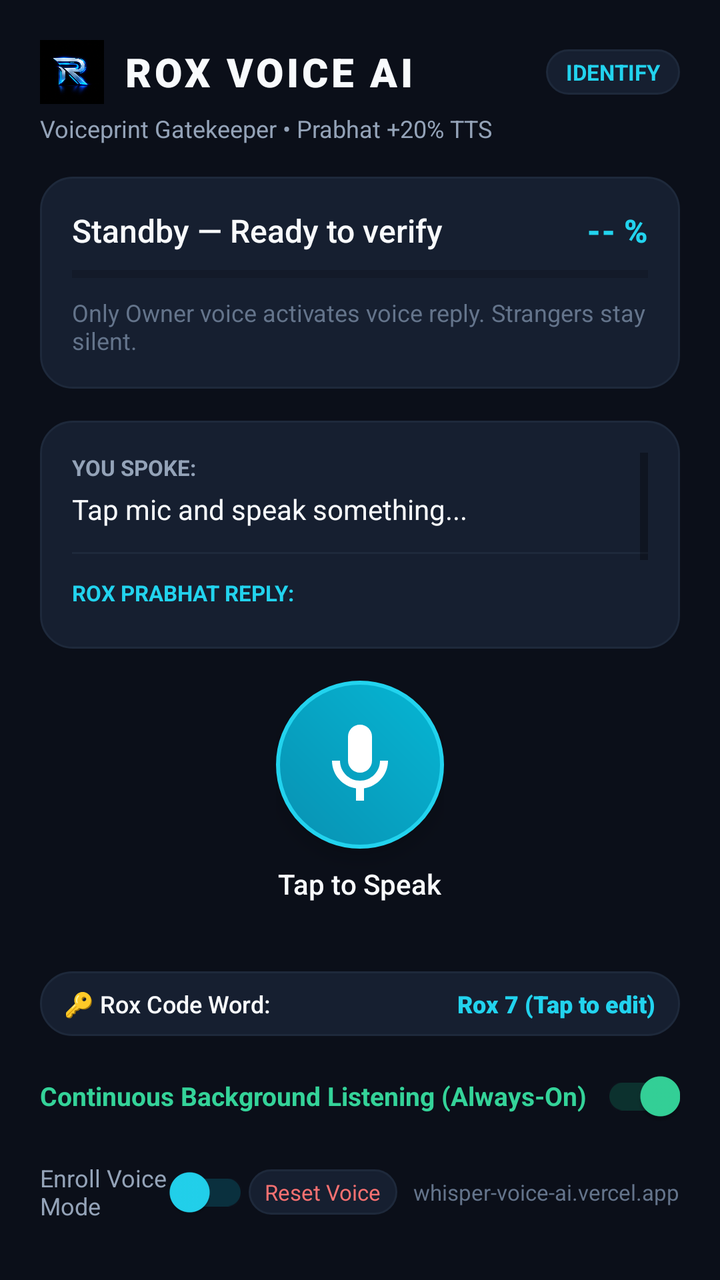
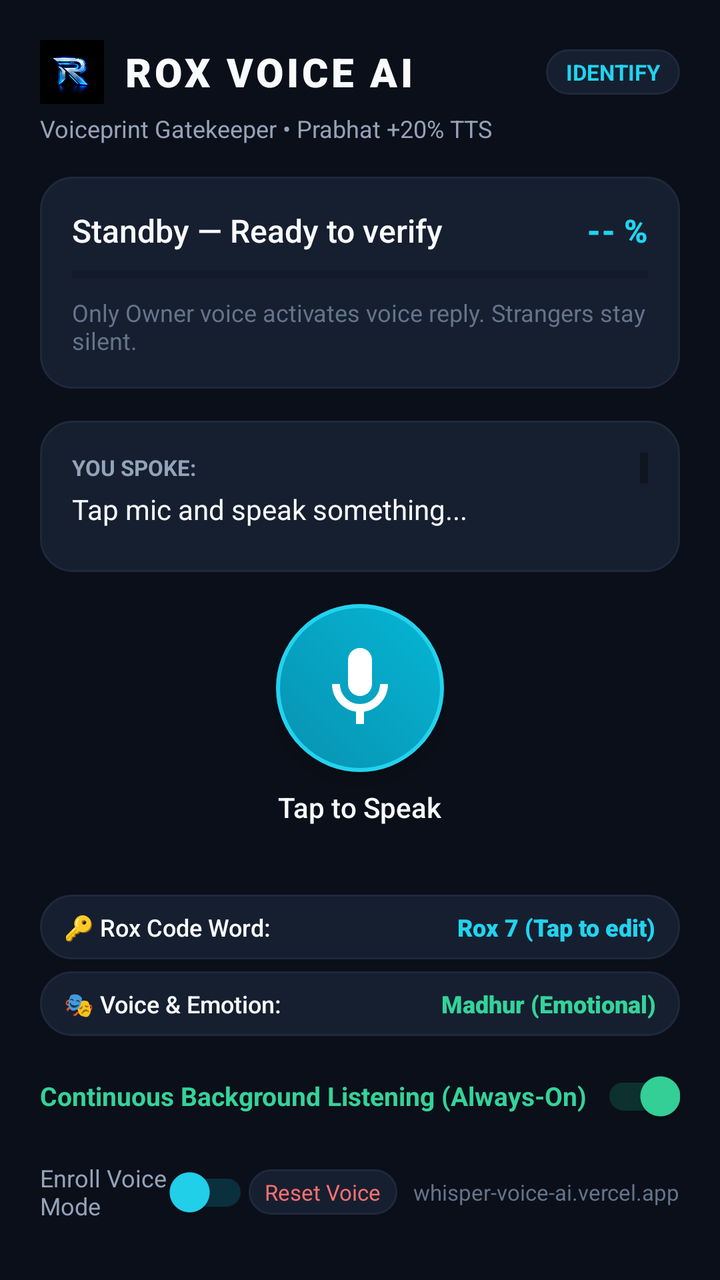

Screens rendered from an Android XML layout before and after an edit, with the pre-edit source and the edit as a unified diff.
<!-- AndroidManifest.xml: application theme Theme.Jarvis -->
<!-- res/layout/activity_main.xml -->
<?xml version="1.0" encoding="utf-8"?>
<androidx.constraintlayout.widget.ConstraintLayout xmlns:android="http://schemas.android.com/apk/res/android"
    xmlns:app="http://schemas.android.com/apk/res-auto"
    xmlns:tools="http://schemas.android.com/tools"
    android:id="@+id/rootLayout"
    android:layout_width="match_parent"
    android:layout_height="match_parent"
    android:background="@color/bg_dark"
    android:padding="20dp">

    
    <LinearLayout
        android:id="@+id/headerLayout"
        android:layout_width="0dp"
        android:layout_height="wrap_content"
        android:orientation="vertical"
        app:layout_constraintEnd_toEndOf="parent"
        app:layout_constraintStart_toStartOf="parent"
        app:layout_constraintTop_toTopOf="parent">

        <LinearLayout
            android:layout_width="match_parent"
            android:layout_height="wrap_content"
            android:gravity="center_vertical"
            android:orientation="horizontal">

            <ImageView
                android:layout_width="32dp"
                android:layout_height="32dp"
                android:src="@drawable/app_logo" />

            <TextView
                android:id="@+id/tvTitle"
                android:layout_width="0dp"
                android:layout_height="wrap_content"
                android:layout_marginStart="10dp"
                android:layout_weight="1"
                android:fontFamily="sans-serif-black"
                android:letterSpacing="0.08"
                android:text="ROX VOICE AI"
                android:textColor="@color/text_primary"
                android:textSize="20sp" />

            <TextView
                android:id="@+id/tvModeBadge"
                android:layout_width="wrap_content"
                android:layout_height="wrap_content"
                android:background="@drawable/bg_card"
                android:paddingHorizontal="10dp"
                android:paddingVertical="4dp"
                android:text="IDENTIFY"
                android:textColor="@color/cyan_400"
                android:textSize="11sp"
                android:textStyle="bold" />
        </LinearLayout>

        <TextView
            android:id="@+id/tvSubtitle"
            android:layout_width="wrap_content"
            android:layout_height="wrap_content"
            android:layout_marginTop="4dp"
            android:text="Voiceprint Gatekeeper • Prabhat +20% TTS"
            android:textColor="@color/text_secondary"
            android:textSize="12sp" />
    </LinearLayout>

    
    <LinearLayout
        android:id="@+id/cardBiometric"
        android:layout_width="0dp"
        android:layout_height="wrap_content"
        android:layout_marginTop="16dp"
        android:background="@drawable/bg_card"
        android:orientation="vertical"
        android:padding="16dp"
        app:layout_constraintEnd_toEndOf="parent"
        app:layout_constraintStart_toStartOf="parent"
        app:layout_constraintTop_toBottomOf="@id/headerLayout">

        <LinearLayout
            android:layout_width="match_parent"
            android:layout_height="wrap_content"
            android:gravity="center_vertical"
            android:orientation="horizontal">

            <TextView
                android:id="@+id/tvSpeakerStatus"
                android:layout_width="0dp"
                android:layout_height="wrap_content"
                android:layout_weight="1"
                android:fontFamily="sans-serif-medium"
                android:text="Standby — Ready to verify"
                android:textColor="@color/text_primary"
                android:textSize="16sp" />

            <TextView
                android:id="@+id/tvMatchPercent"
                android:layout_width="wrap_content"
                android:layout_height="wrap_content"
                android:fontFamily="sans-serif-black"
                android:text="-- %"
                android:textColor="@color/cyan_400"
                android:textSize="16sp" />
        </LinearLayout>

        
        <ProgressBar
            android:id="@+id/pbMatch"
            style="?android:attr/progressBarStyleHorizontal"
            android:layout_width="match_parent"
            android:layout_height="6dp"
            android:layout_marginTop="8dp"
            android:max="100"
            android:progress="0"
            android:progressTint="@color/cyan_400" />

        <TextView
            android:id="@+id/tvBiometricDetail"
            android:layout_width="match_parent"
            android:layout_height="wrap_content"
            android:layout_marginTop="8dp"
            android:text="Only Owner voice activates voice reply. Strangers stay silent."
            android:textColor="@color/text_muted"
            android:textSize="12sp" />
    </LinearLayout>

    
    <LinearLayout
        android:id="@+id/cardConversation"
        android:layout_width="0dp"
        android:layout_height="0dp"
        android:layout_marginVertical="16dp"
        android:background="@drawable/bg_card"
        android:orientation="vertical"
        android:padding="16dp"
        app:layout_constraintBottom_toTopOf="@id/centerControlLayout"
        app:layout_constraintEnd_toEndOf="parent"
        app:layout_constraintStart_toStartOf="parent"
        app:layout_constraintTop_toBottomOf="@id/cardBiometric">

        <ScrollView
            android:layout_width="match_parent"
            android:layout_height="match_parent"
            android:fillViewport="true">

            <LinearLayout
                android:layout_width="match_parent"
                android:layout_height="wrap_content"
                android:orientation="vertical">

                <TextView
                    android:layout_width="wrap_content"
                    android:layout_height="wrap_content"
                    android:text="YOU SPOKE:"
                    android:textColor="@color/text_secondary"
                    android:textSize="11sp"
                    android:textStyle="bold" />

                <TextView
                    android:id="@+id/tvYouSpoke"
                    android:layout_width="match_parent"
                    android:layout_height="wrap_content"
                    android:layout_marginTop="4dp"
                    android:text="Tap mic and speak something..."
                    android:textColor="@color/text_primary"
                    android:textSize="14sp" />

                <View
                    android:layout_width="match_parent"
                    android:layout_height="1dp"
                    android:layout_marginVertical="12dp"
                    android:background="@color/bg_card_border" />

                <TextView
                    android:layout_width="wrap_content"
                    android:layout_height="wrap_content"
                    android:text="ROX PRABHAT REPLY:"
                    android:textColor="@color/cyan_400"
                    android:textSize="11sp"
                    android:textStyle="bold" />

                <TextView
                    android:id="@+id/tvJarvisReply"
                    android:layout_width="match_parent"
                    android:layout_height="wrap_content"
                    android:layout_marginTop="4dp"
                    android:text="Waiting for voice match..."
                    android:textColor="@color/text_primary"
                    android:textSize="14sp" />

                <TextView
                    android:id="@+id/tvStatusSub"
                    android:layout_width="match_parent"
                    android:layout_height="wrap_content"
                    android:layout_marginTop="10dp"
                    android:text=""
                    android:textColor="@color/emerald_400"
                    android:textSize="11sp" />
            </LinearLayout>
        </ScrollView>
    </LinearLayout>

    
    <LinearLayout
        android:id="@+id/centerControlLayout"
        android:layout_width="wrap_content"
        android:layout_height="wrap_content"
        android:layout_marginBottom="16dp"
        android:gravity="center"
        android:orientation="vertical"
        app:layout_constraintBottom_toTopOf="@id/bottomSettingsLayout"
        app:layout_constraintEnd_toEndOf="parent"
        app:layout_constraintStart_toStartOf="parent">

        <ImageButton
            android:id="@+id/btnMic"
            android:layout_width="84dp"
            android:layout_height="84dp"
            android:background="@drawable/bg_circle_btn"
            android:contentDescription="@string/tap_to_speak"
            android:elevation="6dp"
            android:src="@drawable/ic_mic" />

        <TextView
            android:id="@+id/tvMicStatus"
            android:layout_width="wrap_content"
            android:layout_height="wrap_content"
            android:layout_marginTop="8dp"
            android:fontFamily="sans-serif-medium"
            android:text="Tap to Speak"
            android:textColor="@color/text_primary"
            android:textSize="14sp" />

        <TextView
            android:id="@+id/tvDuration"
            android:layout_width="wrap_content"
            android:layout_height="wrap_content"
            android:layout_marginTop="2dp"
            android:text="00:00"
            android:textColor="@color/cyan_400"
            android:textSize="12sp"
            android:visibility="invisible" />
    </LinearLayout>

    
    <LinearLayout
        android:id="@+id/bottomSettingsLayout"
        android:layout_width="0dp"
        android:layout_height="wrap_content"
        android:orientation="vertical"
        app:layout_constraintBottom_toBottomOf="parent"
        app:layout_constraintEnd_toEndOf="parent"
        app:layout_constraintStart_toStartOf="parent">

        
        <LinearLayout
            android:id="@+id/rowCodeWord"
            android:layout_width="match_parent"
            android:layout_height="wrap_content"
            android:layout_marginBottom="6dp"
            android:background="@drawable/bg_card"
            android:clickable="true"
            android:focusable="true"
            android:gravity="center_vertical"
            android:orientation="horizontal"
            android:paddingHorizontal="12dp"
            android:paddingVertical="8dp">

            <TextView
                android:layout_width="0dp"
                android:layout_height="wrap_content"
                android:layout_weight="1"
                android:fontFamily="sans-serif-medium"
                android:text="🔑 Rox Code Word:"
                android:textColor="@color/text_primary"
                android:textSize="12sp" />

            <TextView
                android:id="@+id/tvCurrentCodeWord"
                android:layout_width="wrap_content"
                android:layout_height="wrap_content"
                android:fontFamily="sans-serif-black"
                android:text="Rox 7 (Tap to edit)"
                android:textColor="@color/cyan_400"
                android:textSize="12sp" />
        </LinearLayout>

        <com.google.android.material.switchmaterial.SwitchMaterial
            android:id="@+id/switchBackgroundListening"
            android:layout_width="match_parent"
            android:layout_height="wrap_content"
            android:checked="true"
            android:text="Continuous Background Listening (Always-On)"
            android:textColor="@color/emerald_400"
            android:textSize="13sp"
            android:textStyle="bold"
            app:thumbTint="@color/emerald_400"
            app:trackTint="@color/emerald_glow" />

        <LinearLayout
            android:layout_width="match_parent"
            android:layout_height="wrap_content"
            android:gravity="center_vertical"
            android:orientation="horizontal">

            <com.google.android.material.switchmaterial.SwitchMaterial
                android:id="@+id/switchRegister"
                android:layout_width="0dp"
                android:layout_height="wrap_content"
                android:layout_weight="1"
                android:text="Enroll Voice Mode"
                android:textColor="@color/text_secondary"
                android:textSize="12sp"
                app:thumbTint="@color/cyan_400"
                app:trackTint="@color/cyan_glow" />

            <TextView
                android:id="@+id/btnResetVoice"
                android:layout_width="wrap_content"
                android:layout_height="wrap_content"
                android:layout_marginEnd="8dp"
                android:background="@drawable/bg_card"
                android:paddingHorizontal="8dp"
                android:paddingVertical="4dp"
                android:text="Reset Voice"
                android:textColor="@color/red_400"
                android:textSize="11sp" />

            <TextView
                android:id="@+id/tvBackendUrl"
                android:layout_width="wrap_content"
                android:layout_height="wrap_content"
                android:text="whisper-voice-ai.vercel.app"
                android:textColor="@color/text_muted"
                android:textSize="11sp" />
        </LinearLayout>
    </LinearLayout>

</androidx.constraintlayout.widget.ConstraintLayout>
<!-- resources referenced by this layout -->
<resources>
  <color name="bg_card_border">#1E293B</color>
  <color name="bg_dark">#0B0F19</color>
  <color name="cyan_400">#22D3EE</color>
  <color name="cyan_glow">#3306B6D4</color>
  <color name="emerald_400">#34D399</color>
  <color name="emerald_glow">#3310B981</color>
  <color name="red_400">#F87171</color>
  <color name="text_muted">#64748B</color>
  <color name="text_primary">#F8FAFC</color>
  <color name="text_secondary">#94A3B8</color>
  <!-- drawable app_logo: png bitmap (drawable, 160108 bytes) -->
  <!-- drawable bg_card (drawable) -->
  <?xml version="1.0" encoding="utf-8"?>
  <shape xmlns:android="http://schemas.android.com/apk/res/android"
      android:shape="rectangle">
      <solid android:color="@color/bg_card" />
      <corners android:radius="16dp" />
      <stroke
          android:width="1dp"
          android:color="@color/bg_card_border" />
  </shape>
  <!-- drawable bg_circle_btn (drawable) -->
  <?xml version="1.0" encoding="utf-8"?>
  <ripple xmlns:android="http://schemas.android.com/apk/res/android"
      android:color="@color/cyan_400">
      <item>
          <shape android:shape="oval">
              <gradient
                  android:angle="45"
                  android:endColor="@color/cyan_500"
                  android:startColor="#0891B2"
                  android:type="linear" />
              <stroke
                  android:width="2dp"
                  android:color="@color/cyan_400" />
          </shape>
      </item>
  </ripple>
  <!-- drawable ic_mic (drawable) -->
  <vector xmlns:android="http://schemas.android.com/apk/res/android"
      android:width="48dp"
      android:height="48dp"
      android:viewportWidth="24"
      android:viewportHeight="24">
    <path
        android:fillColor="@color/white"
        android:pathData="M12,14c1.66,0 3,-1.34 3,-3V5c0,-1.66 -1.34,-3 -3,-3S9,3.34 9,5v6C9,12.66 10.34,14 12,14z"/>
    <path
        android:fillColor="@color/white"
        android:pathData="M17,11c0,2.76 -2.24,5 -5,5s-5,-2.24 -5,-5H5c0,3.53 2.61,6.43 6,6.92V21h2v-3.08c3.39,-0.49 6,-3.39 6,-6.92H17z"/>
  </vector>
  <string name="tap_to_speak">Tap to Speak</string>
  <style name="Theme.Jarvis" parent="Theme.MaterialComponents.DayNight.NoActionBar">
          
          <item name="colorPrimary">@color/cyan_500</item>
          <item name="colorPrimaryVariant">@color/cyan_400</item>
          <item name="colorOnPrimary">@color/bg_dark</item>
          
          <item name="colorSecondary">@color/emerald_500</item>
          <item name="colorSecondaryVariant">@color/emerald_400</item>
          <item name="colorOnSecondary">@color/white</item>
          
          <item name="android:statusBarColor">@color/bg_dark</item>
          <item name="android:navigationBarColor">@color/bg_dark</item>
          <item name="android:windowBackground">@color/bg_dark</item>
      </style>
  <color name="bg_card">#161F30</color>
  <color name="cyan_500">#06B6D4</color>
  <color name="white">#FFFFFFFF</color>
  <color name="emerald_500">#10B981</color>
</resources>

<!-- the commit's change to res/layout/activity_main.xml (unified diff, before → after) -->
@@ -285,6 +285,39 @@
                 android:textSize="12sp" />
         </LinearLayout>
 
+        
+        <LinearLayout
+            android:id="@+id/rowVoiceModel"
+            android:layout_width="match_parent"
+            android:layout_height="wrap_content"
+            android:layout_marginBottom="6dp"
+            android:background="@drawable/bg_card"
+            android:clickable="true"
+            android:focusable="true"
+            android:gravity="center_vertical"
+            android:orientation="horizontal"
+            android:paddingHorizontal="12dp"
+            android:paddingVertical="8dp">
+
+            <TextView
+                android:layout_width="0dp"
+                android:layout_height="wrap_content"
+                android:layout_weight="1"
+                android:fontFamily="sans-serif-medium"
+                android:text="🎭 Voice &amp; Emotion:"
+                android:textColor="@color/text_primary"
+                android:textSize="12sp" />
+
+            <TextView
+                android:id="@+id/tvCurrentVoice"
+                android:layout_width="wrap_content"
+                android:layout_height="wrap_content"
+                android:fontFamily="sans-serif-black"
+                android:text="Madhur (Emotional)"
+                android:textColor="@color/emerald_400"
+                android:textSize="12sp" />
+        </LinearLayout>
+
         <com.google.android.material.switchmaterial.SwitchMaterial
             android:id="@+id/switchBackgroundListening"
             android:layout_width="match_parent"
